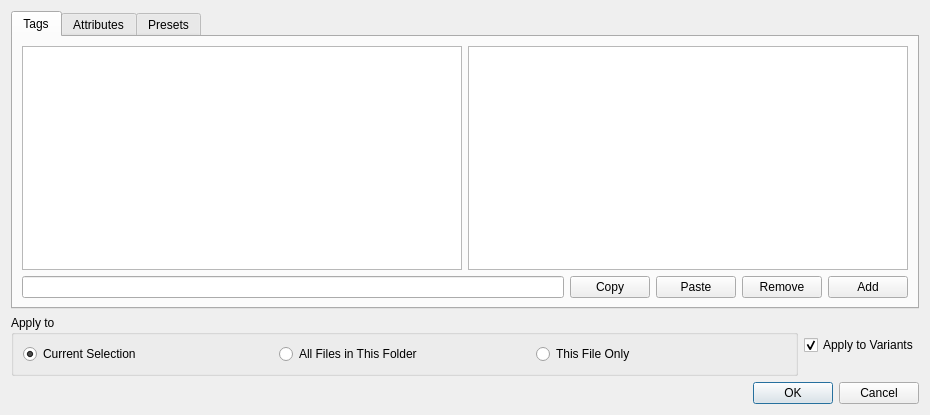
This is ui/metadata_dialog.ui in DiamondHawk8/Oculus as Qt 5 draws it before an edit. The edited form follows.
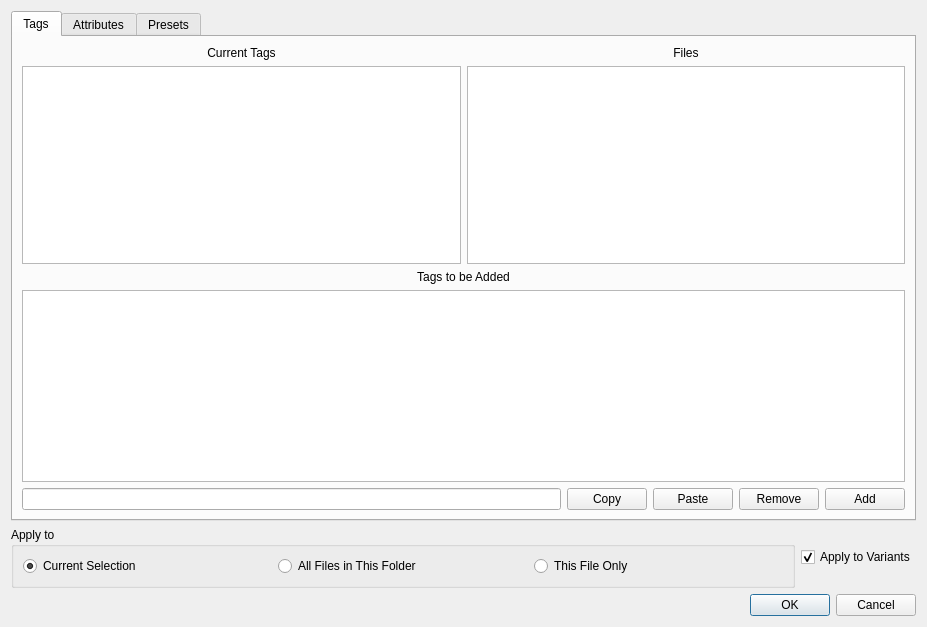
This is the edited form.

Commit message: Add revised tagging widgets

```diff
--- a/ui/metadata_dialog.ui
+++ b/ui/metadata_dialog.ui
@@ -6,8 +6,8 @@
    <rect>
     <x>0</x>
     <y>0</y>
-    <width>930</width>
-    <height>415</height>
+    <width>927</width>
+    <height>627</height>
    </rect>
   </property>
   <property name="windowTitle">
@@ -39,13 +39,73 @@
        <item>
         <layout class="QHBoxLayout" name="horizontalLayout_3">
          <item>
-          <widget class="QListWidget" name="listTags"/>
+          <layout class="QVBoxLayout" name="verticalLayout_7">
+           <property name="rightMargin">
+            <number>0</number>
+           </property>
+           <item>
+            <widget class="QLabel" name="label">
+             <property name="text">
+              <string>Current Tags</string>
+             </property>
+             <property name="alignment">
+              <set>Qt::AlignmentFlag::AlignCenter</set>
+             </property>
+            </widget>
+           </item>
+           <item>
+            <widget class="QListWidget" name="listTags"/>
+           </item>
+          </layout>
          </item>
          <item>
-          <widget class="QListWidget" name="listFiles"/>
+          <layout class="QVBoxLayout" name="verticalLayout_9">
+           <property name="rightMargin">
+            <number>0</number>
+           </property>
+           <item>
+            <widget class="QLabel" name="label_2">
+             <property name="text">
+              <string>Files</string>
+             </property>
+             <property name="alignment">
+              <set>Qt::AlignmentFlag::AlignCenter</set>
+             </property>
+            </widget>
+           </item>
+           <item>
+            <widget class="QListWidget" name="listFiles"/>
+           </item>
+          </layout>
          </item>
         </layout>
        </item>
+       <item>
+        <widget class="QLabel" name="label_3">
+         <property name="sizePolicy">
+          <sizepolicy hsizetype="Preferred" vsizetype="Minimum">
+           <horstretch>0</horstretch>
+           <verstretch>0</verstretch>
+          </sizepolicy>
+         </property>
+         <property name="text">
+          <string>Tags to be Added</string>
+         </property>
+         <property name="alignment">
+          <set>Qt::AlignmentFlag::AlignCenter</set>
+         </property>
+        </widget>
+       </item>
+       <item>
+        <widget class="QListWidget" name="listPending">
+         <property name="sizePolicy">
+          <sizepolicy hsizetype="Minimum" vsizetype="Minimum">
+           <horstretch>0</horstretch>
+           <verstretch>0</verstretch>
+          </sizepolicy>
+         </property>
+        </widget>
+       </item>
        <item>
         <layout class="QHBoxLayout" name="hboxTagEdit">
          <item>
```
The commit also changes 1 other file.
